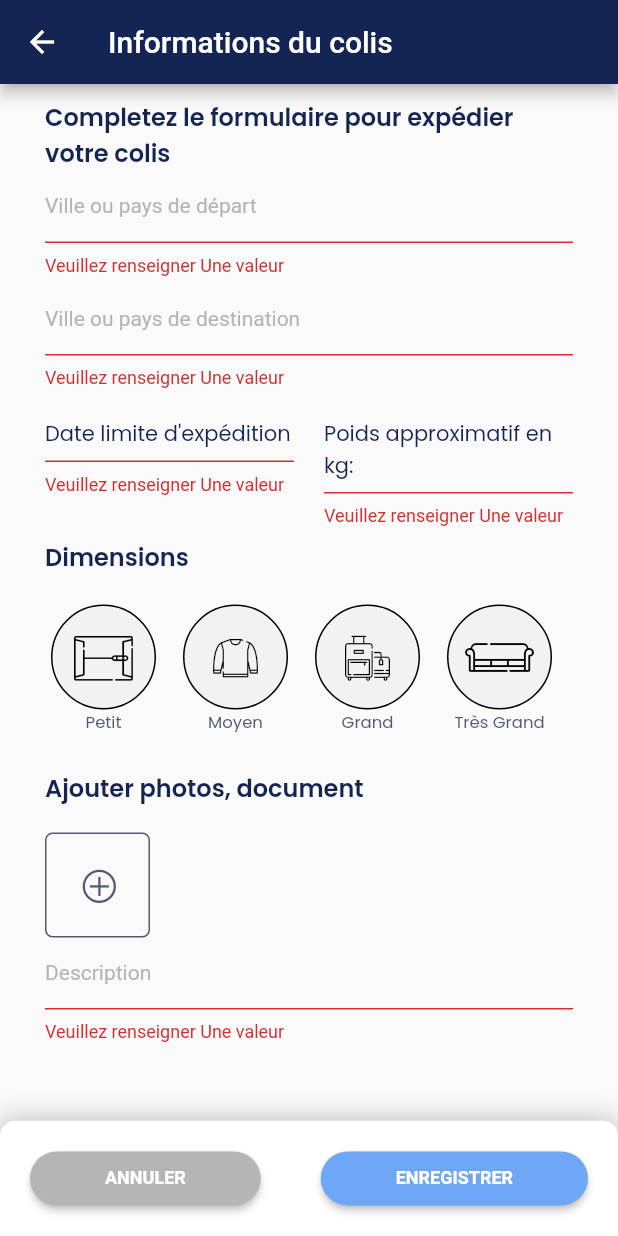
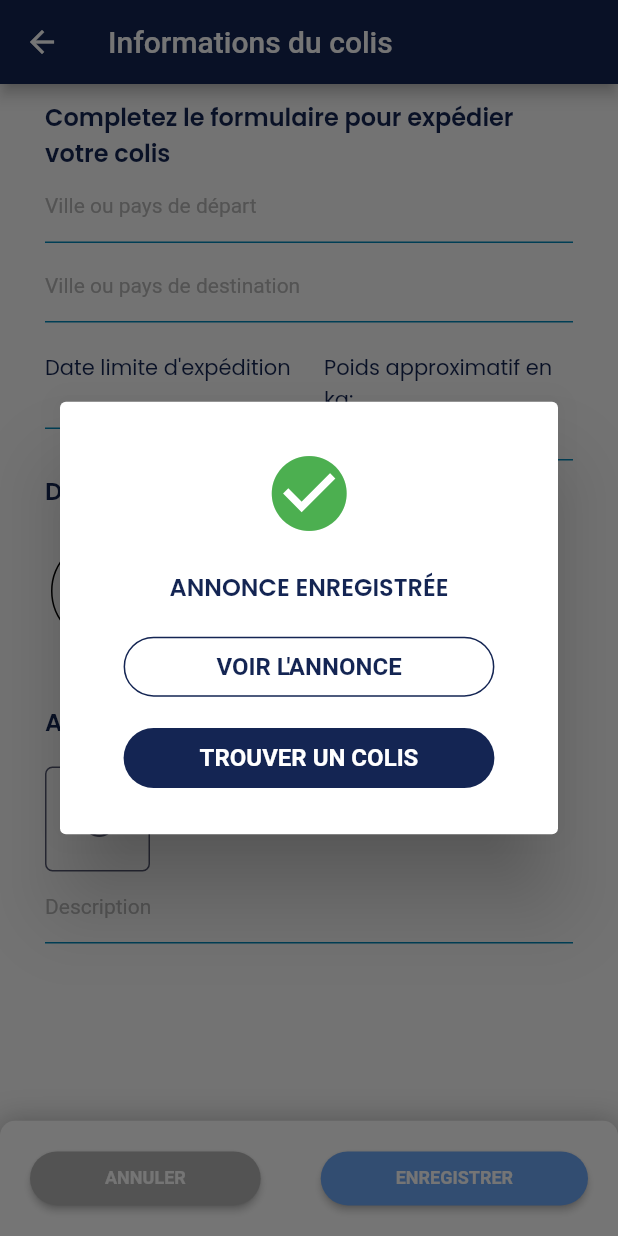
Before and after one commit to COMMUNIER-Pierrick/weezli-front, a Flutter app: the CreateSenderAnnounce screen opened by its route, after a tap on "ENREGISTRER", on a phone screen of 412 x 824 dp. Run offline on Flutter 3.47's test engine with Material 2 defaults, Android fonts, the phone set to English and light mode, and no system bars; our stand-ins replace flutter_rating_bar, flutter_secure_storage, flutter_svg, google_fonts, image_picker; accounts and stored records are empty.

Commit message:
Ajout frame 8 (annonce enregistrée) pour sender

```diff
--- a/lib/views/announce/create_sender_announce.dart
+++ b/lib/views/announce/create_sender_announce.dart
@@ -2,6 +2,7 @@ import 'dart:io';
 
 import 'package:baloogo/commons/weezly_icon_icons.dart';
 import 'package:baloogo/views/announce/create_carrier_announce.dart';
+import 'package:baloogo/widgets/custom_title.dart';
 import 'package:baloogo/widgets/footer.dart';
 import 'package:baloogo/widgets/image_input.dart';
 import 'package:baloogo/widgets/sizes.dart';
@@ -34,11 +35,16 @@ class _CreateSenderAnnounceState extends State<CreateSenderAnnounce> {
   }
 
   Future<void> _saveSenderAnnounce() async {
-    final isValid = _formKey.currentState!.validate();
-    if (!isValid) {
-      return;
-    }
-    _formKey.currentState!.save();
+    //final isValid = _formKey.currentState!.validate();
+    //if (!isValid) {
+    //return;
+    //}
+    showDialog(
+      context: context,
+      builder: (BuildContext context) =>
+          _buildPopupSavedSenderAnnounce(context),
+    );
+    //_formKey.currentState!.save();
   }
 
   @override
@@ -157,7 +163,7 @@ class _CreateSenderAnnounceState extends State<CreateSenderAnnounce> {
       ),
       validator: (value) {
         if (value == null || value.isEmpty || controller!.text.isEmpty) {
-          return "Veuillez renseigner Une valeur";
+          return "Veuillez renseigner une valeur";
         }
         return null;
       },
@@ -206,10 +212,75 @@ class _CreateSenderAnnounceState extends State<CreateSenderAnnounce> {
       ),
       validator: (value) {
         if (value == null || value.isEmpty) {
-          return "Veuillez renseigner Une valeur";
+          return "Veuillez renseigner une valeur";
         }
         return null;
       },
     );
   }
 }
+
+Widget _buildPopupSavedSenderAnnounce(BuildContext context) {
+  return new Dialog(
+    child: Container(
+      width: MediaQuery.of(context).size.width,
+      height: MediaQuery.of(context).size.width * 0.7,
+      padding: EdgeInsets.all(10),
+      child: Column(
+          crossAxisAlignment: CrossAxisAlignment.start,
+          mainAxisAlignment: MainAxisAlignment.spaceEvenly,
+          children: [
+            Row(
+              mainAxisAlignment: MainAxisAlignment.center,
+              children: [Icon(
+                  WeezlyIcon.check_circle,
+                size: 60,
+                color: Colors.green,
+              )],
+            ),
+            Row(
+              mainAxisAlignment: MainAxisAlignment.center,
+              children: [CustomTitle("ANNONCE ENREGISTRÉE")],
+            ),
+            Row(mainAxisAlignment: MainAxisAlignment.center, children: [
+              SizedBox(
+                width: MediaQuery.of(context).size.width * 0.6,
+                height: 40,
+                child: RawMaterialButton(
+                  fillColor: WeezlyColors.white,
+                  textStyle: TextStyle(
+                    color: WeezlyColors.primary,
+                    fontSize: 16,
+                    fontWeight: FontWeight.w600,
+                  ),
+                  shape: RoundedRectangleBorder(
+                      borderRadius: BorderRadius.circular(22.5),
+                      side: BorderSide(color: WeezlyColors.primary)),
+                  onPressed: null,
+                  child: const Text("VOIR L'ANNONCE"),
+                ),
+              ),
+            ]),
+            Row(mainAxisAlignment: MainAxisAlignment.center, children: [
+              SizedBox(
+                width: MediaQuery.of(context).size.width * 0.6,
+                height: 40,
+                child: RawMaterialButton(
+                  fillColor: WeezlyColors.primary,
+                  textStyle: TextStyle(
+                    color: WeezlyColors.white,
+                    fontSize: 16,
+                    fontWeight: FontWeight.w600,
+                  ),
+                  shape: RoundedRectangleBorder(
+                    borderRadius: BorderRadius.circular(22.5),
+                  ),
+                  onPressed: null,
+                  child: const Text("TROUVER UN COLIS"),
+                ),
+              ),
+            ]),
+          ]),
+    ),
+  );
+}
```
Also changed, not shown: lib/widgets/footer.dart (+9 -7 lines).
